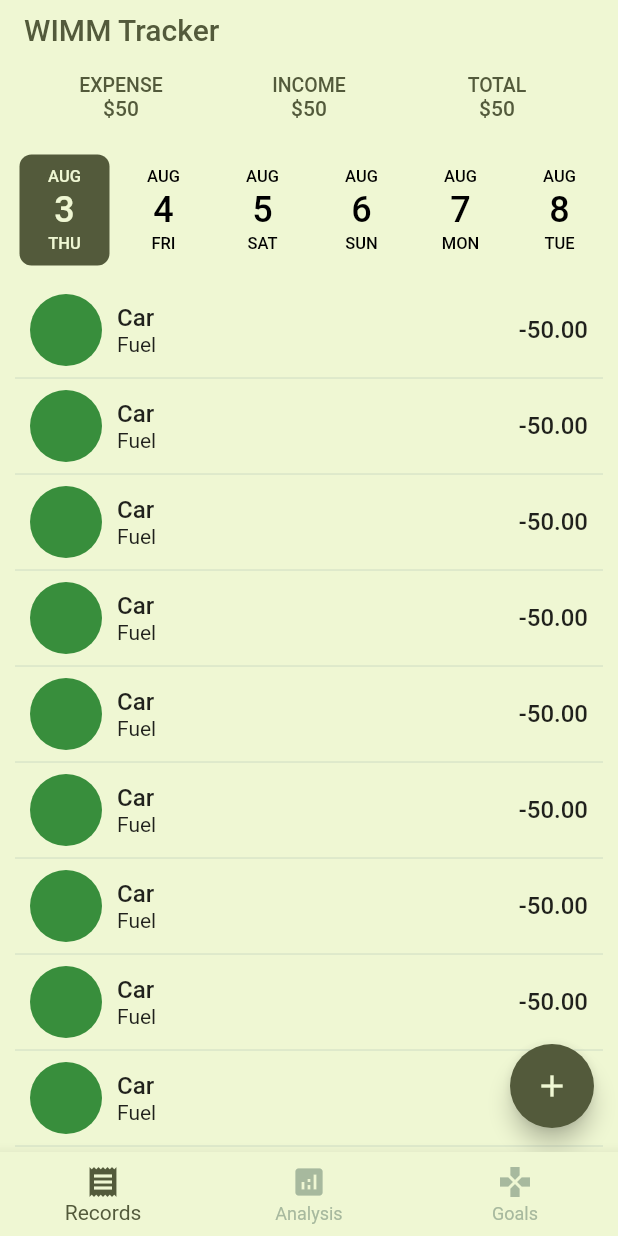
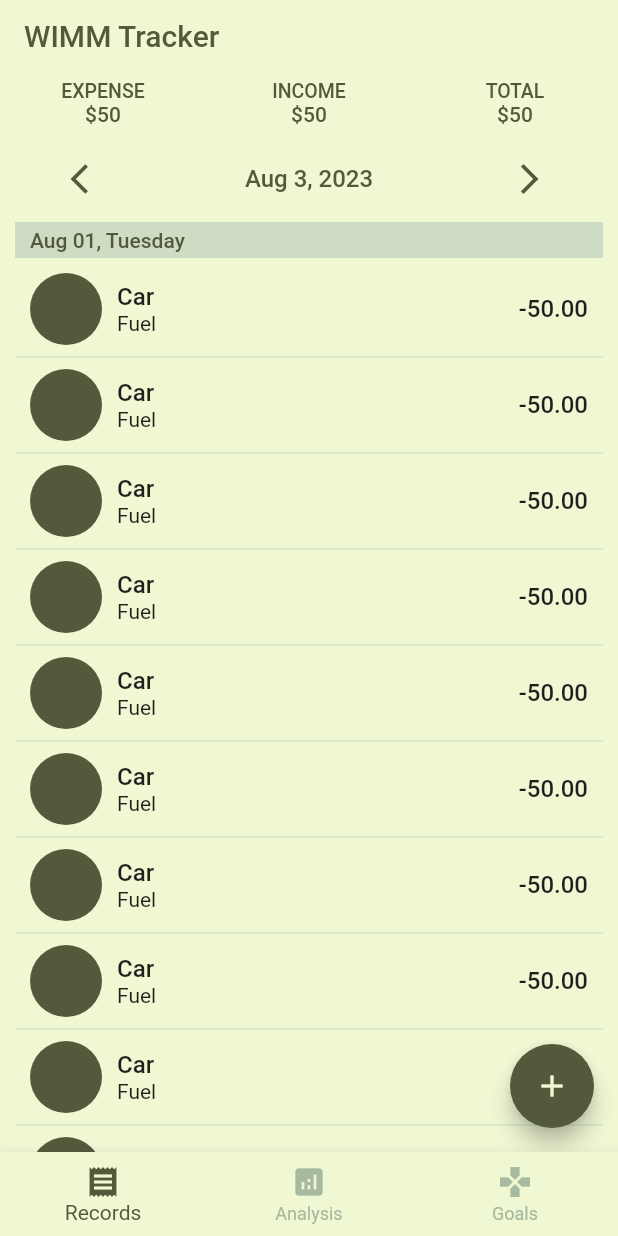
Before and after one commit to NouzNoushad/Where-Is-My-Money-WIMM-Tracker, a Flutter app: the screen it shows after launch, on a phone screen of 412 x 824 dp. Run offline on Flutter 3.47's test engine with Material 2 defaults, Android fonts, the light colour scheme and no system bars; drawn by our look-alikes of date_picker_timeline; our stand-ins replace bloc, flutter_bloc.

Commit message:
expense bottom sheet and date

```diff
--- /dev/null
+++ b/lib/core/constants.dart
@@ -0,0 +1,13 @@
+enum DateState { next, previous }
+
+enum ExpenseType { income, expense }
+
+List<String> expenseCategory = [
+  'Shopping',
+  'Food',
+  'Clothing',
+  'Health',
+  'Home',
+  'Vehicle',
+  'Entertainment'
+];
--- /dev/null
+++ b/lib/expense_home/cubit/expense_home_cubit.dart
@@ -0,0 +1,36 @@
+import 'dart:math';
+
+import 'package:bloc/bloc.dart';
+import 'package:expense_tracker/core/constants.dart';
+import 'package:intl/intl.dart';
+import 'package:meta/meta.dart';
+
+part 'expense_home_state.dart';
+
+class ExpenseHomeCubit extends Cubit<ExpenseHomeState> {
+  ExpenseHomeCubit() : super(ExpenseHomeInitial());
+
+  late DateTime today;
+  late String date;
+
+  String selectedCategory = expenseCategory.first;
+
+  initDate() {
+    today = DateTime.now();
+    formatDate();
+  }
+
+  formatDate() {
+    date = DateFormat.yMMMd().format(today);
+  }
+
+  swipeDate(dateState) {
+    DateTime changeDate = dateState == DateState.previous
+        ? today.subtract(const Duration(days: 1))
+        : today.add(const Duration(days: 1));
+    today = changeDate;
+    formatDate();
+    emit(FetchDateState());
+  }
+
+}
--- /dev/null
+++ b/lib/expense_home/cubit/expense_home_state.dart
@@ -0,0 +1,10 @@
+part of 'expense_home_cubit.dart';
+
+@immutable
+abstract class ExpenseHomeState {}
+
+class ExpenseHomeInitial extends ExpenseHomeState {}
+
+class FetchDateState extends ExpenseHomeState{}
+
+class ChangeExpenseType extends ExpenseHomeState{}
--- a/lib/expense_home/screens/expense_home.dart
+++ b/lib/expense_home/screens/expense_home.dart
@@ -1,16 +1,55 @@
-import 'package:date_picker_timeline/date_picker_timeline.dart';
 import 'package:expense_tracker/core/colors.dart';
+import 'package:expense_tracker/core/constants.dart';
+import 'package:expense_tracker/expense_home/cubit/expense_home_cubit.dart';
+import 'package:expense_tracker/expense_home/screens/expense_bottom_sheet.dart';
 import 'package:expense_tracker/expense_home/screens/home_app_bar.dart';
 import 'package:flutter/material.dart';
+import 'package:flutter_bloc/flutter_bloc.dart';
 
-class ExpenseHome extends StatelessWidget {
+class ExpenseHome extends StatefulWidget {
   const ExpenseHome({super.key});
+
+  @override
+  State<ExpenseHome> createState() => _ExpenseHomeState();
+}
+
+class _ExpenseHomeState extends State<ExpenseHome> {
+  // final CalendarFormat _calendarFormat = CalendarFormat.month;
+  // final DateTime _focusedDay = DateTime.now();
+  // DateTime? _selectedDay;
+  late ExpenseHomeCubit expenseHomeCubit;
+  @override
+  void initState() {
+//     List<DateTime> getDaysInBetween(DateTime startDate, DateTime endDate) {
+//       List<DateTime> days = [];
+//       for (int i = 0; i <= endDate.difference(startDate).inDays; i++) {
+//         days.add(startDate.add(Duration(days: i)));
+//       }
+//       return days;
+//     }
+
+// // try it out
+//     DateTime startDate = DateTime(2023, 5, 5).toUtc();
+//     DateTime endDate = DateTime(2023, 8, 15).toUtc();
+
+//     List<DateTime> days = getDaysInBetween(startDate, endDate);
+
+//     // print the result without time
+//     for (var day in days) {
+//       print(day.toUtc().toString().split(' ')[0]);
+//     }
+    expenseHomeCubit = BlocProvider.of<ExpenseHomeCubit>(context);
+    expenseHomeCubit.initDate();
+    super.initState();
+  }
 
   @override
   Widget build(BuildContext context) {
     return Scaffold(
       floatingActionButton: FloatingActionButton(
-        onPressed: () {},
+        onPressed: () {
+          showExpenseBottomSheet(context, expenseHomeCubit);
+        },
         backgroundColor: CustomColors.background4,
         child: const Icon(
           Icons.add,
@@ -28,36 +67,66 @@ class ExpenseHome extends StatelessWidget {
                 removeTop: true,
                 child: ListView(
                   // crossAxisAlignment: CrossAxisAlignment.start,
+                  physics: const BouncingScrollPhysics(),
                   padding:
-                      const EdgeInsets.symmetric(horizontal: 10, vertical: 10),
+                      const EdgeInsets.symmetric(horizontal: 10, vertical: 5),
                   children: [
-                    DatePicker(
-                      DateTime.now(),
-                      initialSelectedDate: DateTime.now(),
-                      selectionColor: CustomColors.background4,
-                      selectedTextColor: CustomColors.background1,
-                      onDateChange: (date) {
-                        // New date selected
-                        print(date);
+                    BlocBuilder<ExpenseHomeCubit, ExpenseHomeState>(
+                      builder: (context, state) {
+                        return Row(
+                          children: [
+                            Expanded(
+                              child: IconButton(
+                                onPressed: () {
+                                  expenseHomeCubit
+                                      .swipeDate(DateState.previous);
+                                },
+                                icon: const Icon(Icons.arrow_back_ios),
+                                color: CustomColors.background4,
+                              ),
+                            ),
+                            Expanded(
+                              flex: 2,
+                              child: Center(
+                                child: Text(
+                                  expenseHomeCubit.date,
+                                  style: const TextStyle(
+                                      color: CustomColors.background4,
+                                      fontWeight: FontWeight.w500,
+                                      fontSize: 16),
+                                ),
+                              ),
+                            ),
+                            Expanded(
+                              child: IconButton(
+                                onPressed: () {
+                                  expenseHomeCubit.swipeDate(DateState.next);
+                                },
+                                icon: const Icon(Icons.arrow_forward_ios),
+                                color: CustomColors.background4,
+                              ),
+                            ),
+                          ],
+                        );
                       },
                     ),
                     const SizedBox(
+                      height: 5,
+                    ),
+                    Container(
+                      color: CustomColors.background2,
+                      width: double.infinity,
+                      padding: const EdgeInsets.symmetric(
+                          horizontal: 10, vertical: 4),
+                      child: const Text(
+                        'Aug 01, Tuesday',
+                        style: TextStyle(
+                            color: CustomColors.background4,
+                            fontWeight: FontWeight.w500),
+                      ),
+                    ),
+                    const SizedBox(
                       height: 10,
-                    ),
-                    // Container(
-                    //   color: CustomColors.background2,
-                    //   width: double.infinity,
-                    //   padding:
-                    //       const EdgeInsets.symmetric(horizontal: 10, vertical: 4),
-                    //   child: const Text(
-                    //     'Aug 01, Tuesday',
-                    //     style: TextStyle(
-                    //         color: CustomColors.background4,
-                    //         fontWeight: FontWeight.w500),
-                    //   ),
-                    // ),
-                    const SizedBox(
-                      height: 6,
                     ),
                     ...List.generate(
                         10,
@@ -71,6 +140,8 @@ class ExpenseHome extends StatelessWidget {
                                       children: [
                                         CircleAvatar(
                                           radius: 24,
+                                          backgroundColor:
+                                              CustomColors.background4,
                                         ),
                                         SizedBox(
                                           width: 10,
--- a/lib/expense_home/screens/home_app_bar.dart
+++ b/lib/expense_home/screens/home_app_bar.dart
@@ -22,8 +22,7 @@ class HomeAppBar extends StatelessWidget {
           preferredSize: const Size(10, 40),
           child: Container(
               // color: Colors.yellow,
-              padding: const EdgeInsets.all(8),
-              margin: const EdgeInsets.symmetric(horizontal: 10, vertical: 2),
+              margin: const EdgeInsets.symmetric(vertical: 6),
               child: Row(
                 children: [
                   expenseDetails('Expense', 50),
--- a/lib/main.dart
+++ b/lib/main.dart
@@ -1,5 +1,7 @@
 import 'package:expense_tracker/expense_bottom_nav/cubit/bottom_nav_cubit.dart';
 import 'package:expense_tracker/expense_bottom_nav/screens/expense_bottom_nav.dart';
+import 'package:expense_tracker/expense_home/cubit/expense_home_cubit.dart';
+import 'package:expense_tracker/expense_home/screens/expense_home.dart';
 import 'package:flutter/material.dart';
 import 'package:flutter_bloc/flutter_bloc.dart';
 
@@ -20,8 +22,15 @@ class MyApp extends StatelessWidget {
         primarySwatch: Colors.green,
       ),
       debugShowCheckedModeBanner: false,
-      home: BlocProvider(
-        create: (context) => BottomNavCubit(),
+      home: MultiBlocProvider(
+        providers: [
+          BlocProvider(
+            create: (context) => BottomNavCubit(),
+          ),
+          BlocProvider(
+            create: (context) => ExpenseHomeCubit(),
+          ),
+        ],
         child: const ExpenseBottomNavBar(),
       ),
     );
--- a/pubspec.yaml
+++ b/pubspec.yaml
@@ -38,6 +38,10 @@ dependencies:
   date_picker_timeline: ^1.2.5
   flutter_bloc: ^8.1.3
   bloc: ^8.1.2
+  calendar_timeline: ^1.1.2
+  table_calendar: ^3.0.9
+  intl: ^0.18.1
+  animated_button_bar: ^1.0.0
 
 dev_dependencies:
   flutter_test:
```
Also changed, not shown: lib/expense_home/screens/expense_bottom_sheet.dart (added, +153 -0 lines), lib/widgets/custom_text_field.dart (added, +84 -0 lines), pubspec.lock.
